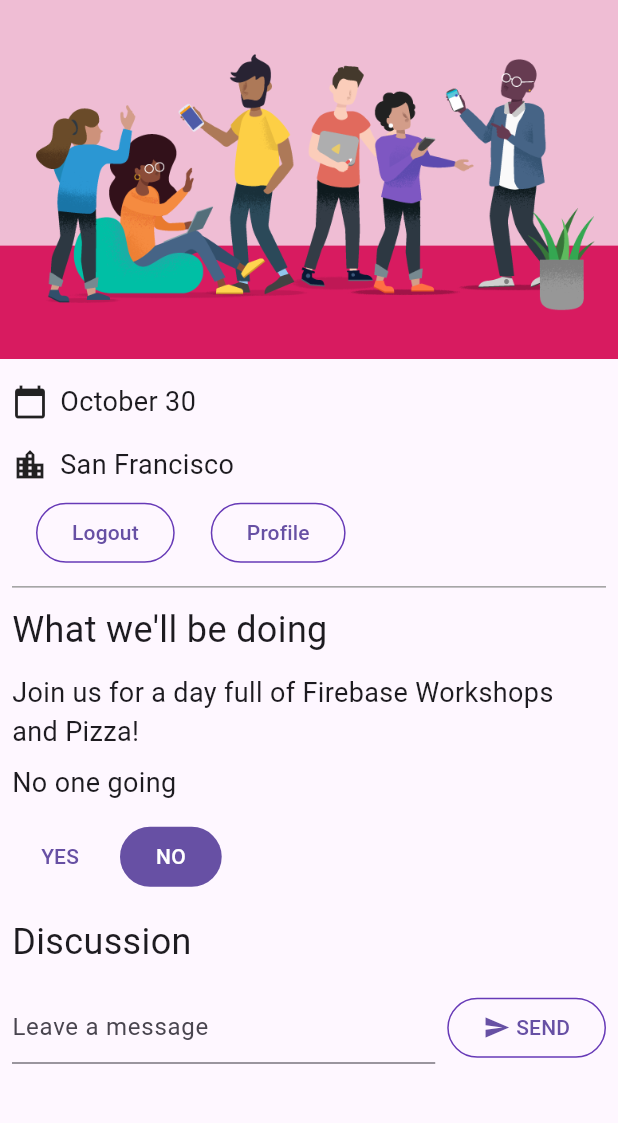
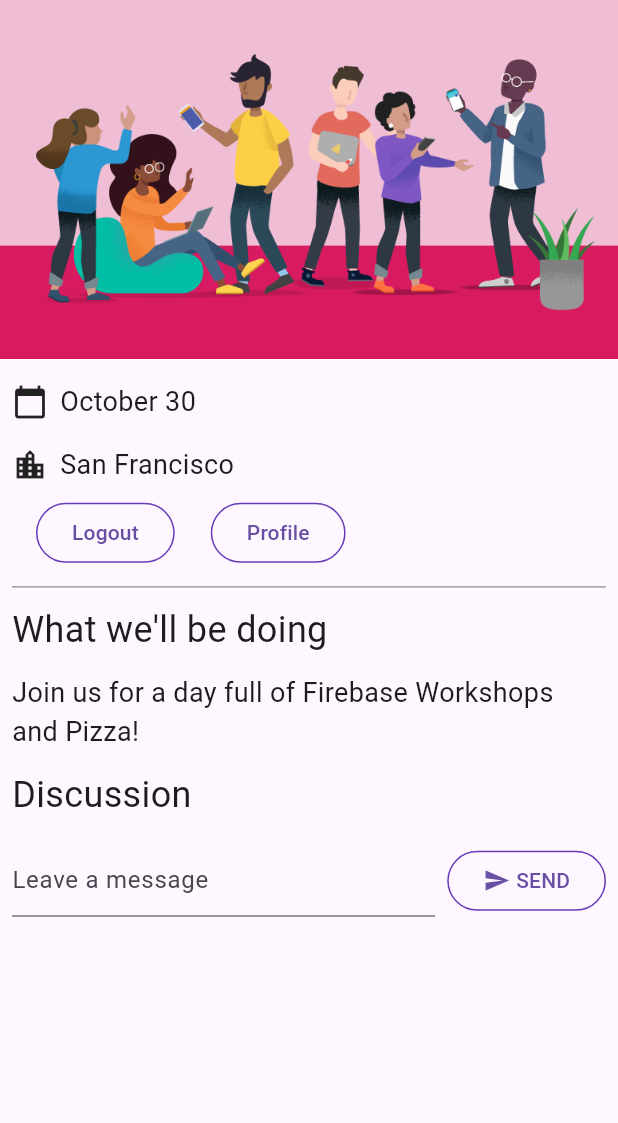
Before and after one commit to Okeezaa/Prak10_Tekmob, a Flutter app: the screen it shows once a user with an empty profile is signed in, on a phone screen of 412 x 824 dp, the part 84-1207 px from its top. Run offline on Flutter 3.47's test engine with Material 3 defaults, Android fonts, the phone set to English and light mode, and no system bars; our stand-ins replace cloud_firestore, firebase_auth, firebase_core, go_router, google_fonts; missing offline and left inert: firebase_ui_auth; accounts and stored records are empty.

Commit message:
first commit

```diff
--- a/lib/guest_book.dart
+++ b/lib/guest_book.dart
@@ -2,23 +2,15 @@ import 'dart:async';
 
 import 'package:flutter/material.dart';
 
-import 'guest_book_message.dart';
 import 'src/widgets.dart';
 
 class GuestBook extends StatefulWidget {
-  // Modify the following line:
-  const GuestBook({
-    super.key,
-    required this.addMessage,
-    required this.messages,
-  });
+  const GuestBook({required this.addMessage, super.key});
 
   final FutureOr<void> Function(String message) addMessage;
-  final List<GuestBookMessage> messages; // new
 
   @override
-  // ignore: library_private_types_in_public_api
-  _GuestBookState createState() => _GuestBookState();
+  State<GuestBook> createState() => _GuestBookState();
 }
 
 class _GuestBookState extends State<GuestBook> {
@@ -26,13 +18,8 @@ class _GuestBookState extends State<GuestBook> {
   final _controller = TextEditingController();
 
   @override
-  // Modify from here...
   Widget build(BuildContext context) {
-    return Column(
-      crossAxisAlignment: CrossAxisAlignment.start,
-      children: [
-        // ...to here.
-        Padding(
+    return Padding(
       padding: const EdgeInsets.all(8.0),
       child: Form(
         key: _formKey,
@@ -60,8 +47,8 @@ class _GuestBookState extends State<GuestBook> {
                   _controller.clear();
                 }
               },
-                  child: const Row(
-                    children: [
+              child: Row(
+                children: const [
                   Icon(Icons.send),
                   SizedBox(width: 4),
                   Text('SEND'),
@@ -71,14 +58,6 @@ class _GuestBookState extends State<GuestBook> {
           ],
         ),
       ),
-        ),
-        // Modify from here...
-        const SizedBox(height: 8),
-        for (var message in widget.messages)
-          Paragraph('${message.name}: ${message.message}'),
-        const SizedBox(height: 8),
-      ],
-      // ...to here.
     );
   }
 }
--- a/lib/guest_book_message.dart
+++ /dev/null
@@ -1,6 +0,0 @@
-class GuestBookMessage {
-  GuestBookMessage({required this.name, required this.message});
-
-  final String name;
-  final String message;
-}
--- a/lib/home_page.dart
+++ b/lib/home_page.dart
@@ -1,14 +1,12 @@
-import 'package:firebase_auth/firebase_auth.dart'
-    hide EmailAuthProvider, PhoneAuthProvider;
-import 'package:flutter/material.dart';
-import 'package:provider/provider.dart';
+import 'package:firebase_auth/firebase_auth.dart' // new
+    hide EmailAuthProvider, PhoneAuthProvider;    // new
+import 'package:flutter/material.dart';           // new
+import 'package:provider/provider.dart';          // new
 
-import 'app_state.dart';
-import 'guest_book.dart';                         // new
-import 'src/authentication.dart';
+import 'app_state.dart';                          // new
+import 'src/authentication.dart';                 // new
 import 'src/widgets.dart';
-import 'yes_no_selection.dart';
-
+import 'guest_book.dart';
 class HomePage extends StatelessWidget {
   const HomePage({super.key});
 
@@ -24,6 +22,7 @@ class HomePage extends StatelessWidget {
           const SizedBox(height: 8),
           const IconAndDetail(Icons.calendar_today, 'October 30'),
           const IconAndDetail(Icons.location_city, 'San Francisco'),
+          // Add from here
           Consumer<ApplicationState>(
             builder: (context, appState, _) => AuthFunc(
                 loggedIn: appState.loggedIn,
@@ -31,6 +30,7 @@ class HomePage extends StatelessWidget {
                   FirebaseAuth.instance.signOut();
                 }),
           ),
+          // to here
           const Divider(
             height: 8,
             thickness: 1,
@@ -42,32 +42,20 @@ class HomePage extends StatelessWidget {
           const Paragraph(
             'Join us for a day full of Firebase Workshops and Pizza!',
           ),
-          // Modify from here...
-          Consumer<ApplicationState>(
+           Consumer<ApplicationState>(
             builder: (context, appState, _) => Column(
               crossAxisAlignment: CrossAxisAlignment.start,
               children: [
-                switch (appState.attendees) {
-                  1 => const Paragraph('1 person going'),
-                  >= 2 => Paragraph('${appState.attendees} people going'),
-                  _ => const Paragraph('No one going'),
-                },
                 if (appState.loggedIn) ...[
-                  YesNoSelection(
-                    state: appState.attending,
-                    onSelection: (attending) => appState.attending = attending,
-                  ),
                   const Header('Discussion'),
                   GuestBook(
                     addMessage: (message) =>
                         appState.addMessageToGuestBook(message),
-                    messages: appState.guestBookMessages,
                   ),
                 ],
               ],
             ),
           ),
-          // ...to here.
         ],
       ),
     );
--- a/lib/yes_no_selection.dart
+++ /dev/null
@@ -1,68 +0,0 @@
-import 'package:flutter/material.dart';
-
-import 'app_state.dart';
-import 'src/widgets.dart';
-
-class YesNoSelection extends StatelessWidget {
-  const YesNoSelection(
-      {super.key, required this.state, required this.onSelection});
-  final Attending state;
-  final void Function(Attending selection) onSelection;
-
-  @override
-  Widget build(BuildContext context) {
-    switch (state) {
-      case Attending.yes:
-        return Padding(
-          padding: const EdgeInsets.all(8.0),
-          child: Row(
-            children: [
-              FilledButton(
-                onPressed: () => onSelection(Attending.yes),
-                child: const Text('YES'),
-              ),
-              const SizedBox(width: 8),
-              TextButton(
-                onPressed: () => onSelection(Attending.no),
-                child: const Text('NO'),
-              ),
-            ],
-          ),
-        );
-      case Attending.no:
-        return Padding(
-          padding: const EdgeInsets.all(8.0),
-          child: Row(
-            children: [
-              TextButton(
-                onPressed: () => onSelection(Attending.yes),
-                child: const Text('YES'),
-              ),
-              const SizedBox(width: 8),
-              FilledButton(
-                onPressed: () => onSelection(Attending.no),
-                child: const Text('NO'),
-              ),
-            ],
-          ),
-        );
-      default:
-        return Padding(
-          padding: const EdgeInsets.all(8.0),
-          child: Row(
-            children: [
-              StyledButton(
-                onPressed: () => onSelection(Attending.yes),
-                child: const Text('YES'),
-              ),
-              const SizedBox(width: 8),
-              StyledButton(
-                onPressed: () => onSelection(Attending.no),
-                child: const Text('NO'),
-              ),
-            ],
-          ),
-        );
-    }
-  }
-}
```
Also changed, not shown: lib/app_state.dart (+4 -81 lines), lib/firebase_options.dart. Lines whose indentation alone changed are shown as unchanged.
